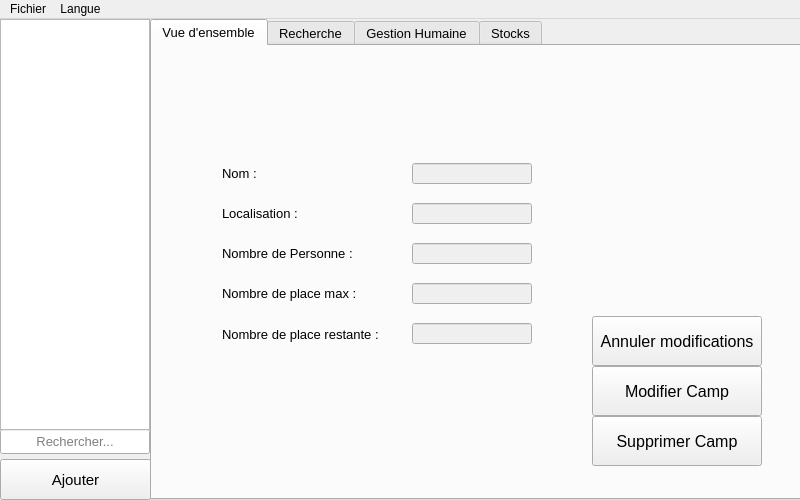
limalayla/PadID_Humanitaire, file mainwin.ui: the form before one commit.
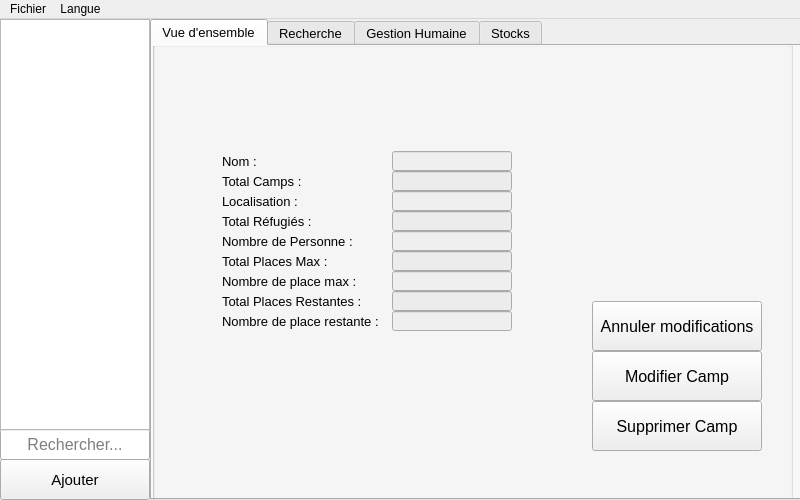
The form after the commit.

Commit message:
Interface pour tous camps, ajout de camp
Implémentation du rajout de camp par le bouton "Ajouter" (moins le
rajout sql, et vérifie si le nom n'existe pas déjà)
Création de l'interface pour l'item "Tous" (totaux camps - réfugiés -
places max - places restantes) dans une groupbox

Patch:
```diff
--- a/mainwin.ui
+++ b/mainwin.ui
@@ -53,13 +53,93 @@
      <attribute name="title">
       <string>Vue d'ensemble</string>
      </attribute>
+     <widget class="QGroupBox" name="groupbox_campAutre">
+      <property name="geometry">
+       <rect>
+        <x>0</x>
+        <y>-5</y>
+        <width>651</width>
+        <height>461</height>
+       </rect>
+      </property>
+      <property name="title">
+       <string/>
+      </property>
+      <property name="flat">
+       <bool>true</bool>
+      </property>
+      <widget class="QLineEdit" name="text_campNom">
+       <property name="enabled">
+        <bool>false</bool>
+       </property>
+       <property name="geometry">
+        <rect>
+         <x>240</x>
+         <y>110</y>
+         <width>120</width>
+         <height>20</height>
+        </rect>
+       </property>
+      </widget>
+      <widget class="QLineEdit" name="text_campLoc">
+       <property name="enabled">
+        <bool>false</bool>
+       </property>
+       <property name="geometry">
+        <rect>
+         <x>240</x>
+         <y>150</y>
+         <width>120</width>
+         <height>20</height>
+        </rect>
+       </property>
+      </widget>
+      <widget class="QLineEdit" name="text_campNbPers">
+       <property name="enabled">
+        <bool>false</bool>
+       </property>
+       <property name="geometry">
+        <rect>
+         <x>240</x>
+         <y>190</y>
+         <width>120</width>
+         <height>20</height>
+        </rect>
+       </property>
+      </widget>
+      <widget class="QLineEdit" name="text_campPlaceMax">
+       <property name="enabled">
+        <bool>false</bool>
+       </property>
+       <property name="geometry">
+        <rect>
+         <x>240</x>
+         <y>230</y>
+         <width>120</width>
+         <height>20</height>
+        </rect>
+       </property>
+      </widget>
+      <widget class="QLineEdit" name="text_campPlaceRest">
+       <property name="enabled">
+        <bool>false</bool>
+       </property>
+       <property name="geometry">
+        <rect>
+         <x>240</x>
+         <y>270</y>
+         <width>120</width>
+         <height>20</height>
+        </rect>
+       </property>
+      </widget>
      <widget class="QLabel" name="label_campNom">
       <property name="geometry">
        <rect>
         <x>70</x>
-        <y>120</y>
+         <y>110</y>
         <width>160</width>
-        <height>15</height>
+         <height>20</height>
        </rect>
       </property>
       <property name="font">
@@ -75,9 +155,9 @@
       <property name="geometry">
        <rect>
         <x>70</x>
-        <y>160</y>
+         <y>150</y>
         <width>160</width>
-        <height>15</height>
+         <height>20</height>
        </rect>
       </property>
       <property name="font">
@@ -93,9 +173,9 @@
       <property name="geometry">
        <rect>
         <x>70</x>
-        <y>200</y>
+         <y>190</y>
         <width>160</width>
-        <height>15</height>
+         <height>20</height>
        </rect>
       </property>
       <property name="font">
@@ -111,9 +191,9 @@
       <property name="geometry">
        <rect>
         <x>70</x>
-        <y>240</y>
+         <y>230</y>
         <width>160</width>
-        <height>15</height>
+         <height>20</height>
        </rect>
       </property>
       <property name="font">
@@ -129,9 +209,9 @@
       <property name="geometry">
        <rect>
         <x>70</x>
-        <y>280</y>
+         <y>270</y>
         <width>160</width>
-        <height>16</height>
+         <height>20</height>
        </rect>
       </property>
       <property name="font">
@@ -143,112 +223,11 @@
        <string>Nombre de place restante :</string>
       </property>
      </widget>
-     <widget class="QPushButton" name="btn_campSuppr">
-      <property name="geometry">
-       <rect>
-        <x>440</x>
-        <y>370</y>
-        <width>170</width>
-        <height>50</height>
-       </rect>
-      </property>
-      <property name="font">
-       <font>
-        <pointsize>12</pointsize>
-       </font>
-      </property>
-      <property name="text">
-       <string>Supprimer Camp</string>
-      </property>
-     </widget>
-     <widget class="QLineEdit" name="text_campNom">
-      <property name="enabled">
-       <bool>false</bool>
-      </property>
-      <property name="geometry">
-       <rect>
-        <x>260</x>
-        <y>117</y>
-        <width>120</width>
-        <height>21</height>
-       </rect>
-      </property>
-     </widget>
-     <widget class="QLineEdit" name="text_campLoc">
-      <property name="enabled">
-       <bool>false</bool>
-      </property>
-      <property name="geometry">
-       <rect>
-        <x>260</x>
-        <y>157</y>
-        <width>120</width>
-        <height>21</height>
-       </rect>
-      </property>
-     </widget>
-     <widget class="QLineEdit" name="text_campNbPers">
-      <property name="enabled">
-       <bool>false</bool>
-      </property>
-      <property name="geometry">
-       <rect>
-        <x>260</x>
-        <y>197</y>
-        <width>120</width>
-        <height>21</height>
-       </rect>
-      </property>
-     </widget>
-     <widget class="QLineEdit" name="text_campPlaceMax">
-      <property name="enabled">
-       <bool>false</bool>
-      </property>
-      <property name="geometry">
-       <rect>
-        <x>260</x>
-        <y>237</y>
-        <width>120</width>
-        <height>21</height>
-       </rect>
-      </property>
-     </widget>
-     <widget class="QLineEdit" name="text_campPlaceRest">
-      <property name="enabled">
-       <bool>false</bool>
-      </property>
-      <property name="geometry">
-       <rect>
-        <x>260</x>
-        <y>277</y>
-        <width>120</width>
-        <height>21</height>
-       </rect>
-      </property>
-     </widget>
-     <widget class="QPushButton" name="btn_campMod">
-      <property name="geometry">
-       <rect>
-        <x>440</x>
-        <y>320</y>
-        <width>170</width>
-        <height>50</height>
-       </rect>
-      </property>
-      <property name="font">
-       <font>
-        <pointsize>12</pointsize>
-       </font>
-      </property>
-      <property name="text">
-       <string>Modifier Camp</string>
-      </property>
-     </widget>
      <widget class="QPushButton" name="btn_campModAnnuler">
       <property name="geometry">
        <rect>
         <x>440</x>
-        <y>270</y>
+         <y>260</y>
         <width>170</width>
         <height>50</height>
        </rect>
@@ -262,6 +241,168 @@
        <string>Annuler modifications</string>
       </property>
      </widget>
+      <widget class="QPushButton" name="btn_campMod">
+       <property name="geometry">
+        <rect>
+         <x>440</x>
+         <y>310</y>
+         <width>170</width>
+         <height>50</height>
+        </rect>
+       </property>
+       <property name="font">
+        <font>
+         <pointsize>12</pointsize>
+        </font>
+       </property>
+       <property name="text">
+        <string>Modifier Camp</string>
+       </property>
+      </widget>
+      <widget class="QPushButton" name="btn_campSuppr">
+       <property name="geometry">
+        <rect>
+         <x>440</x>
+         <y>360</y>
+         <width>170</width>
+         <height>50</height>
+        </rect>
+       </property>
+       <property name="font">
+        <font>
+         <pointsize>12</pointsize>
+        </font>
+       </property>
+       <property name="text">
+        <string>Supprimer Camp</string>
+       </property>
+       <property name="shortcut">
+        <string>Del</string>
+       </property>
+      </widget>
+     </widget>
+     <widget class="QGroupBox" name="groupbox_campTous">
+      <property name="geometry">
+       <rect>
+        <x>0</x>
+        <y>-5</y>
+        <width>641</width>
+        <height>461</height>
+       </rect>
+      </property>
+      <property name="title">
+       <string/>
+      </property>
+      <property name="flat">
+       <bool>true</bool>
+      </property>
+      <widget class="QLabel" name="label_campTotal">
+       <property name="geometry">
+        <rect>
+         <x>70</x>
+         <y>130</y>
+         <width>140</width>
+         <height>20</height>
+        </rect>
+       </property>
+       <property name="text">
+        <string>Total Camps :</string>
+       </property>
+      </widget>
+      <widget class="QLabel" name="label_campTotalPlacesMax">
+       <property name="geometry">
+        <rect>
+         <x>70</x>
+         <y>210</y>
+         <width>140</width>
+         <height>20</height>
+        </rect>
+       </property>
+       <property name="text">
+        <string>Total Places Max : </string>
+       </property>
+      </widget>
+      <widget class="QLabel" name="label_campTotalRefugies">
+       <property name="geometry">
+        <rect>
+         <x>70</x>
+         <y>170</y>
+         <width>140</width>
+         <height>20</height>
+        </rect>
+       </property>
+       <property name="text">
+        <string>Total Réfugiés :</string>
+       </property>
+      </widget>
+      <widget class="QLabel" name="label_totalPlacesRest">
+       <property name="geometry">
+        <rect>
+         <x>70</x>
+         <y>250</y>
+         <width>140</width>
+         <height>20</height>
+        </rect>
+       </property>
+       <property name="text">
+        <string>Total Places Restantes :</string>
+       </property>
+      </widget>
+      <widget class="QLineEdit" name="text_campTotal">
+       <property name="enabled">
+        <bool>false</bool>
+       </property>
+       <property name="geometry">
+        <rect>
+         <x>240</x>
+         <y>130</y>
+         <width>120</width>
+         <height>20</height>
+        </rect>
+       </property>
+      </widget>
+      <widget class="QLineEdit" name="text_campTotalRefugies">
+       <property name="enabled">
+        <bool>false</bool>
+       </property>
+       <property name="geometry">
+        <rect>
+         <x>240</x>
+         <y>170</y>
+         <width>120</width>
+         <height>20</height>
+        </rect>
+       </property>
+      </widget>
+      <widget class="QLineEdit" name="text_campTotalPlaceMax">
+       <property name="enabled">
+        <bool>false</bool>
+       </property>
+       <property name="geometry">
+        <rect>
+         <x>240</x>
+         <y>210</y>
+         <width>120</width>
+         <height>20</height>
+        </rect>
+       </property>
+      </widget>
+      <widget class="QLineEdit" name="text_campTotalPlaceRest">
+       <property name="enabled">
+        <bool>false</bool>
+       </property>
+       <property name="geometry">
+        <rect>
+         <x>240</x>
+         <y>250</y>
+         <width>120</width>
+         <height>20</height>
+        </rect>
+       </property>
+      </widget>
+     </widget>
+     <zorder>groupbox_campTous</zorder>
+     <zorder>groupbox_campAutre</zorder>
     </widget>
     <widget class="QWidget" name="tab_rech">
      <attribute name="title">
@@ -1093,7 +1234,7 @@
      <rect>
       <x>0</x>
       <y>440</y>
-      <width>151</width>
+      <width>150</width>
       <height>41</height>
      </rect>
     </property>
@@ -1112,12 +1253,12 @@
       <x>0</x>
       <y>410</y>
       <width>150</width>
-      <height>25</height>
+      <height>31</height>
      </rect>
     </property>
     <property name="font">
      <font>
-      <pointsize>10</pointsize>
+      <pointsize>12</pointsize>
      </font>
     </property>
     <property name="alignment">
```
Left out of the diff: 3 changed lines with no effect on the pictures. Lines whose indentation alone changed are shown as unchanged. The commit also changes 3 other files.
